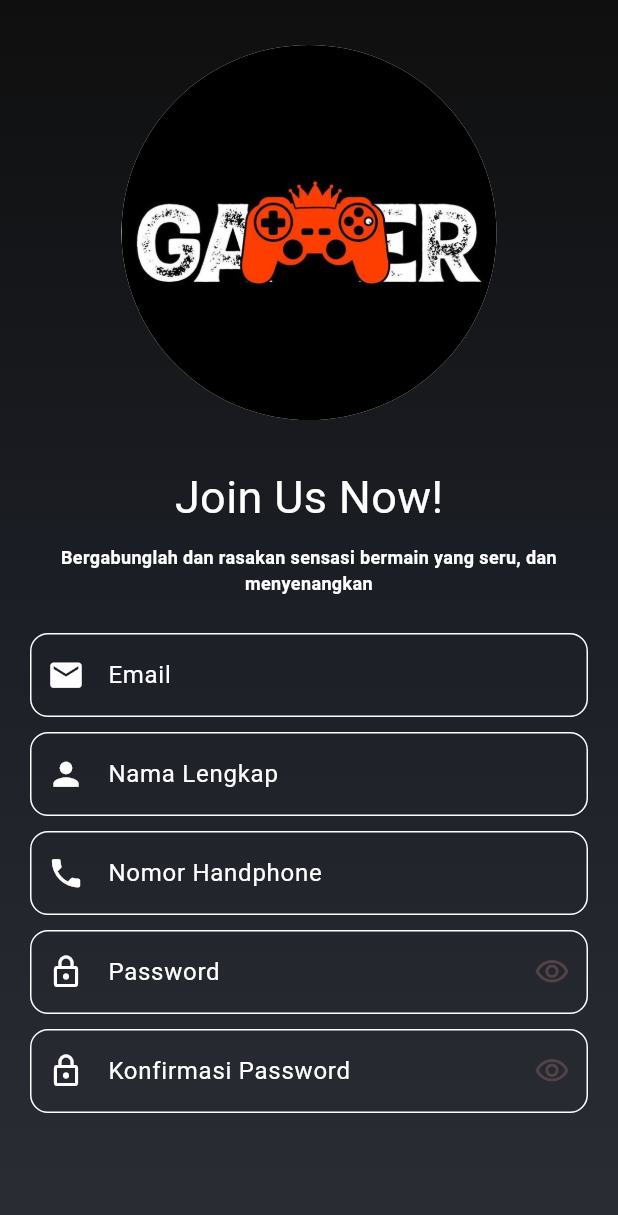
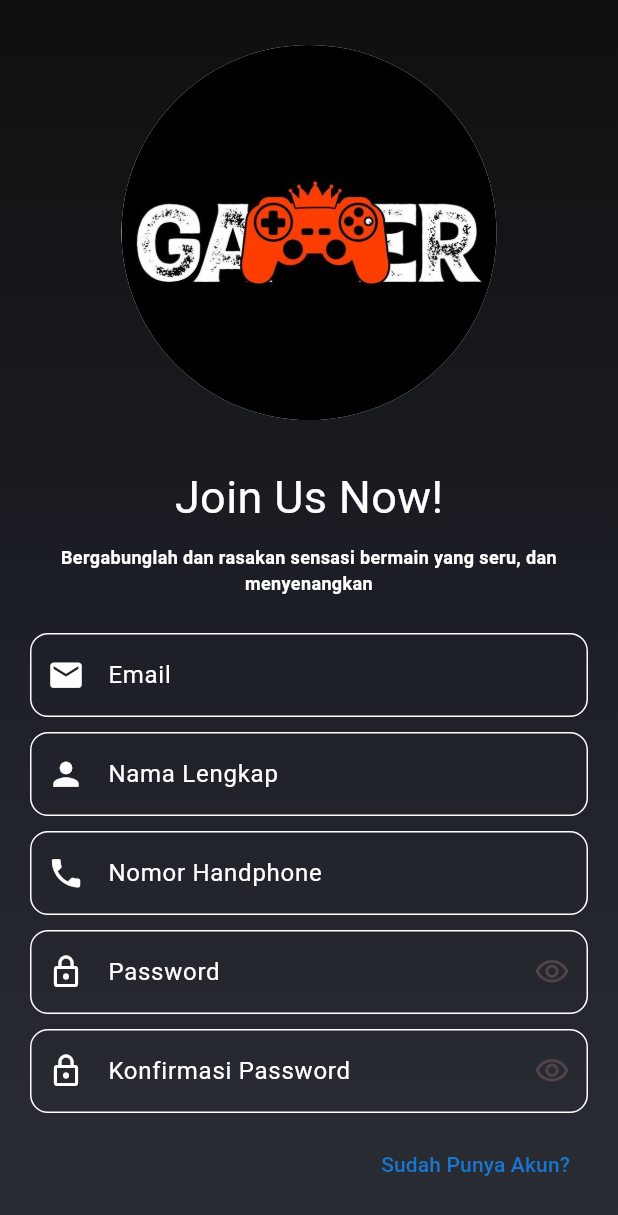
Before and after one commit to sellwia/Miracle-of-Gaming, a Flutter app: the screen it shows after launch, on a phone screen of 412 x 824 dp. Shown: the top 1215 px of the screen. Run offline on Flutter 3.47's test engine with Material 3 defaults, Android fonts, the light colour scheme and no system bars.

Commit message:
Halaman Regist : Link Masuk Ke Halaman Login

```diff
--- a/lib/regist.dart
+++ b/lib/regist.dart
@@ -1,4 +1,5 @@
 import 'package:flutter/material.dart';
+import 'package:miracle_of_gaming/login.dart';
 
 class RegistPage extends StatelessWidget {
   const RegistPage({super.key});
@@ -232,6 +233,27 @@ class RegistPage extends StatelessWidget {
                       suffixIcon: const Icon(Icons.visibility_outlined),
                     ),
                   ),
+
+                  SizedBox(height: 10),
+
+                  //Punya Akun
+                  Align(
+                    alignment: Alignment.centerRight,
+                    //Masuk Kehalaman Punya Akun
+                    child: TextButton(
+                      onPressed: () {
+                        //route : material page route
+                        Navigator.push(
+                          context,
+                          MaterialPageRoute(builder: (context) => LoginPage()),
+                        );
+                      },
+                      child: Text(
+                        'Sudah Punya Akun?',
+                        style: TextStyle(color: Colors.blue[700], fontSize: 14),
+                      ),
+                    ),
+                  ),
                 ],
               ),
             ),
```
